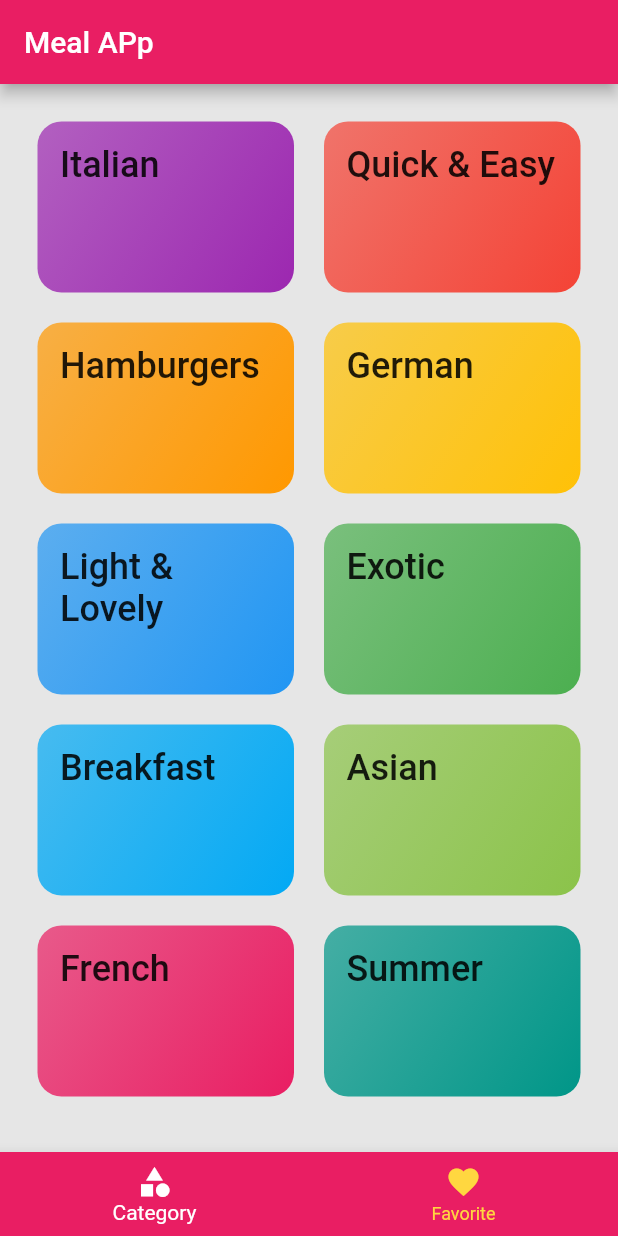
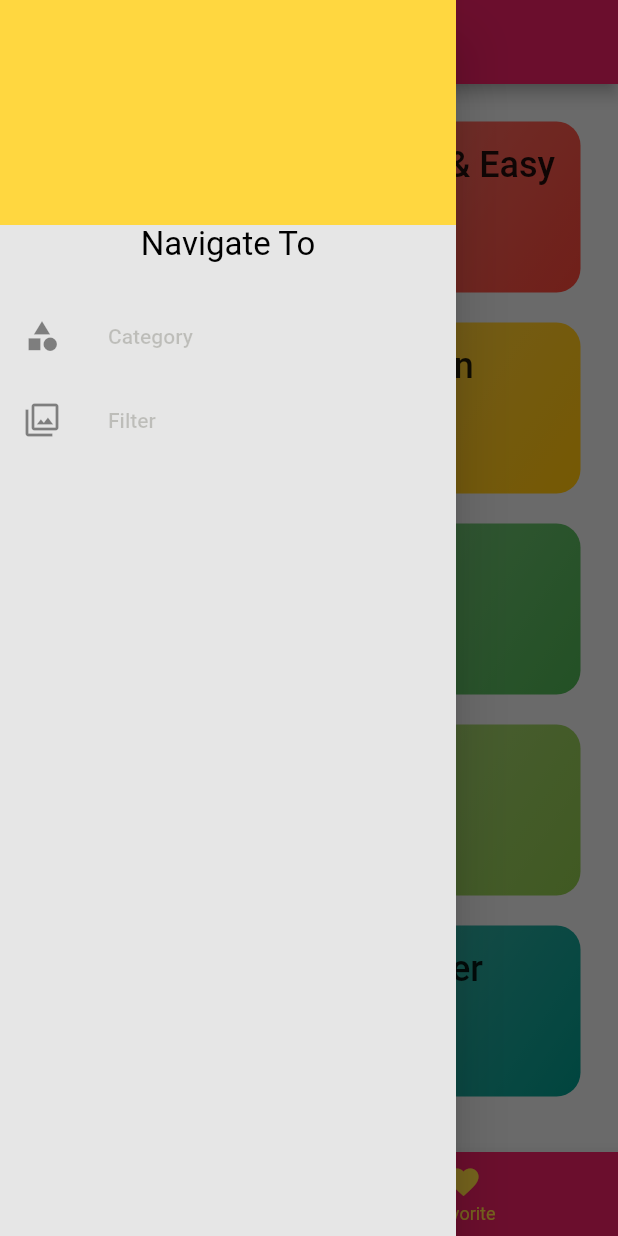
Before and after one commit to iavsm/flutter_meal, a Flutter app: the screen it shows after launch, with the side drawer open (before the commit the screen has no drawer), on a phone screen of 412 x 824 dp. Run offline on Flutter 3.47's test engine with Material 2 defaults, Android fonts, the phone set to English and light mode, and no system bars; Roboto replaces fonts that are missing (Releway, RobotoCondensed).

Commit message:
Navigation Drawer.

```diff
--- a/lib/main.dart
+++ b/lib/main.dart
@@ -2,6 +2,7 @@ import 'package:flutter/material.dart';
 import 'package:flutter_meal_app/screens/bottom_tap_bar_screen.dart';
 import 'package:flutter_meal_app/screens/categories_screen.dart';
 import 'package:flutter_meal_app/screens/category_detail_screen.dart';
+import 'package:flutter_meal_app/screens/filter_screen.dart';
 import 'package:flutter_meal_app/screens/mail_detail_screen.dart';
 import 'package:flutter_meal_app/screens/tab_bar_screens.dart';
 
@@ -30,6 +31,7 @@ class MyApp extends StatelessWidget {
       routes: {
         "category_meal" : (context) => CategoryDetailScreen(),
         MailDetailScreen.routeName : (context) => MailDetailScreen(),
+        FilterScreens.routeName : (context) => FilterScreens(),
       },
     );
   }
--- a/lib/screens/bottom_tap_bar_screen.dart
+++ b/lib/screens/bottom_tap_bar_screen.dart
@@ -1,6 +1,7 @@
 import 'package:flutter/material.dart';
 import 'package:flutter_meal_app/screens/categories_screen.dart';
 import 'package:flutter_meal_app/screens/favorite_screen.dart';
+import 'package:flutter_meal_app/widgets/main_drawer.dart';
 
 class BottomTapBar extends StatefulWidget {
   @override
@@ -27,6 +28,7 @@ class _BottomTapBarState extends State<BottomTapBar> {
       appBar: AppBar(
         title: Text("Meal APp"),
       ),
+      drawer: MainDrawer(),
       body: _pages[_selectedCurrentPAgeIndex]["page"],
       bottomNavigationBar: BottomNavigationBar(
         onTap: _selectPage,
--- /dev/null
+++ b/lib/widgets/main_drawer.dart
@@ -0,0 +1,39 @@
+import 'package:flutter/material.dart';
+import 'package:flutter_meal_app/screens/filter_screen.dart';
+
+class MainDrawer extends StatelessWidget {
+  @override
+  Widget build(BuildContext context) {
+    return Drawer(
+      child: Column(
+        children: <Widget>[
+          Container(
+            height: 150,
+            width: double.infinity,
+            color: Colors.amberAccent,
+          ),
+          Text("Navigate To",
+          style: TextStyle(
+            color: Colors.black,
+            fontSize: 22,
+          ),),
+          SizedBox(height: 20),
+          ListTile(
+            leading: Icon(Icons.category),
+            title: Text("Category",),
+            onTap: (){
+              Navigator.of(context).pushNamed("/");
+            },
+          ),
+          ListTile(
+            leading: Icon(Icons.filter),
+            title: Text("Filter",),
+            onTap: (){
+              Navigator.of(context).pushNamed(FilterScreens.routeName);
+            },
+          ),
+        ],
+      ),
+    );
+  }
+}
```
Also changed, not shown: lib/screens/filter_screen.dart (added, +15 -0 lines).
